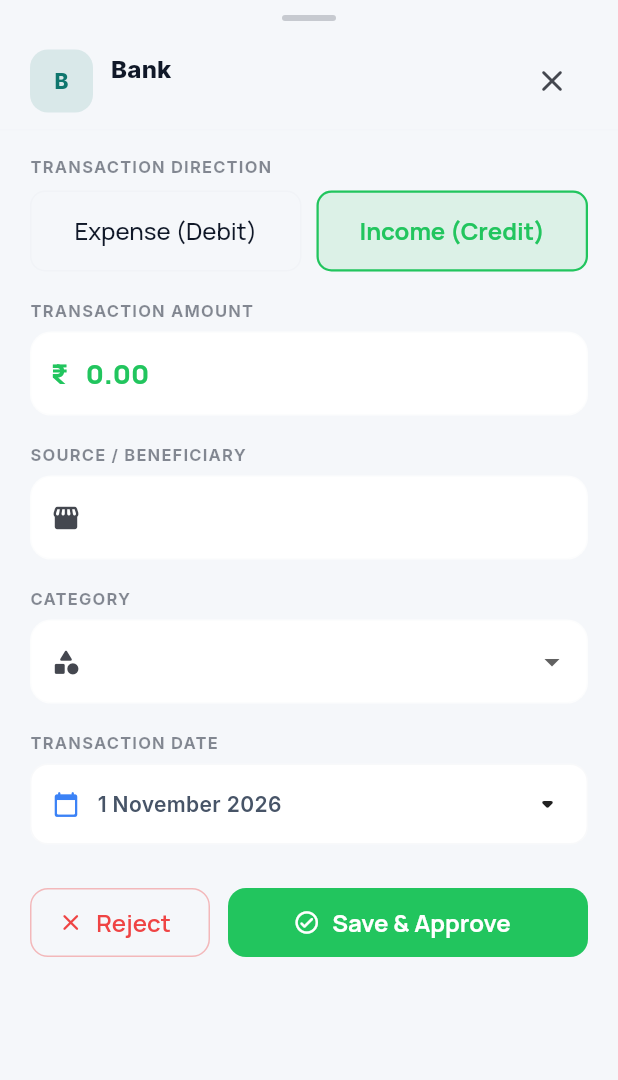
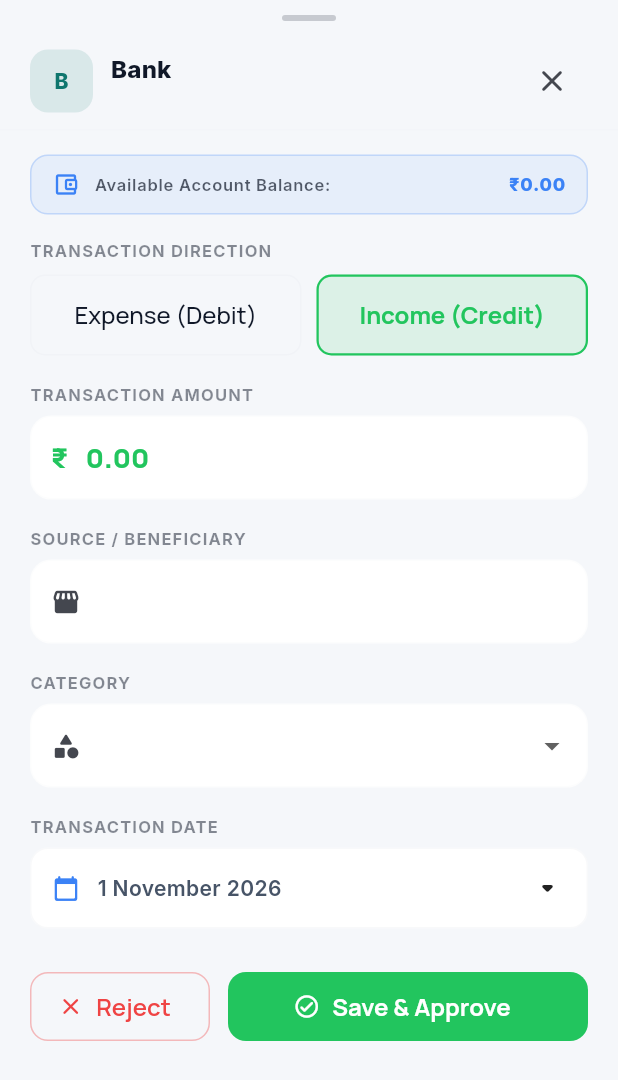
Before and after one commit to kachakaran6/trust_tracker_flutter, a Flutter app: the SmsReviewSheet widget shown alone on an empty page, opened directly with empty values, on a phone screen of 412 x 824 dp. Shown: the top 1080 px of the screen. Run offline on Flutter 3.47's test engine with Material 3 defaults, Android fonts, the phone set to English and light mode, and no system bars; our stand-ins replace file_picker, firebase_analytics, firebase_core, fl_chart, flutter_animate, flutter_local_notifications and 16 more; missing offline and left inert: excel, in_app_update, liquid_glass_widgets, quick_actions, workmanager; accounts and stored records are empty.

Commit message:
feat(sms): present available balance and distinct transaction timestamps in review and activity log

```diff
--- a/lib/features/sms_detection/presentation/pages/sms_activity_page.dart
+++ b/lib/features/sms_detection/presentation/pages/sms_activity_page.dart
@@ -527,8 +527,10 @@ class _SmsActivityPageState extends ConsumerState<SmsActivityPage> {
             _buildDetailRow('Account', item.maskedAccount ?? 'Not specified'),
             _buildDetailRow('Merchant / Source', item.merchant ?? item.sender),
             _buildDetailRow('Reference Number', item.referenceNumber ?? 'None'),
+            if (item.availableBalance != null)
+              _buildDetailRow('Available Balance', item.formattedBalance() ?? ''),
             _buildDetailRow('Transaction Date', DateFormat('d MMMM yyyy, h:mm a').format(item.date)),
-            _buildDetailRow('Created At', DateFormat('d MMMM yyyy, h:mm a').format(item.createdAt)),
+            _buildDetailRow('Detection Processed', DateFormat('d MMMM yyyy, h:mm a').format(item.createdAt)),
 
             if (item.rawSnippet != null && item.rawSnippet!.isNotEmpty) ...[
               const SizedBox(height: 12),
--- a/lib/features/sms_detection/presentation/widgets/sms_review_sheet.dart
+++ b/lib/features/sms_detection/presentation/widgets/sms_review_sheet.dart
@@ -226,7 +226,43 @@ class _SmsReviewSheetState extends ConsumerState<SmsReviewSheet> {
                         ),
                       ),
                     ),
-                    const SizedBox(height: 18),
+                    const SizedBox(height: 12),
+                  ],
+
+                  // Available Account Balance (if detected)
+                  if (txn.availableBalance != null) ...[
+                    Container(
+                      padding: const EdgeInsets.symmetric(horizontal: 14, vertical: 10),
+                      decoration: BoxDecoration(
+                        color: cs.primary.withValues(alpha: 0.08),
+                        borderRadius: BorderRadius.circular(12),
+                        border: Border.all(
+                          color: cs.primary.withValues(alpha: 0.22),
+                        ),
+                      ),
+                      child: Row(
+                        children: [
+                          Icon(Icons.account_balance_wallet_outlined, size: 18, color: cs.primary),
+                          const SizedBox(width: 10),
+                          Text(
+                            'Available Account Balance:',
+                            style: tt.labelSmall?.copyWith(
+                              color: cs.onSurface.withValues(alpha: 0.7),
+                              fontWeight: FontWeight.w600,
+                            ),
+                          ),
+                          const Spacer(),
+                          Text(
+                            txn.formattedBalance() ?? '',
+                            style: tt.labelMedium?.copyWith(
+                              fontWeight: FontWeight.w800,
+                              color: cs.primary,
+                            ),
+                          ),
+                        ],
+                      ),
+                    ),
+                    const SizedBox(height: 16),
                   ],
 
                   // Direction Segmented Button
```
